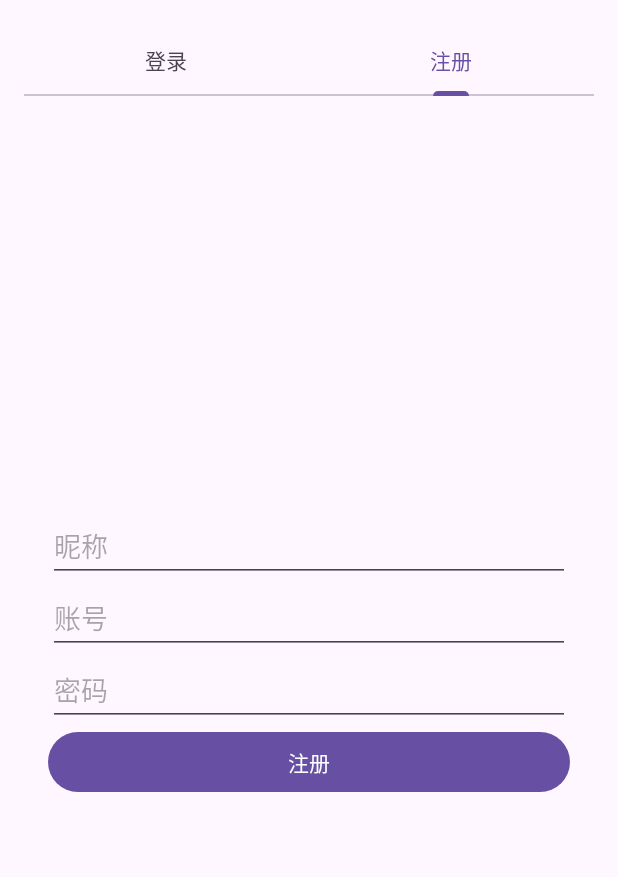
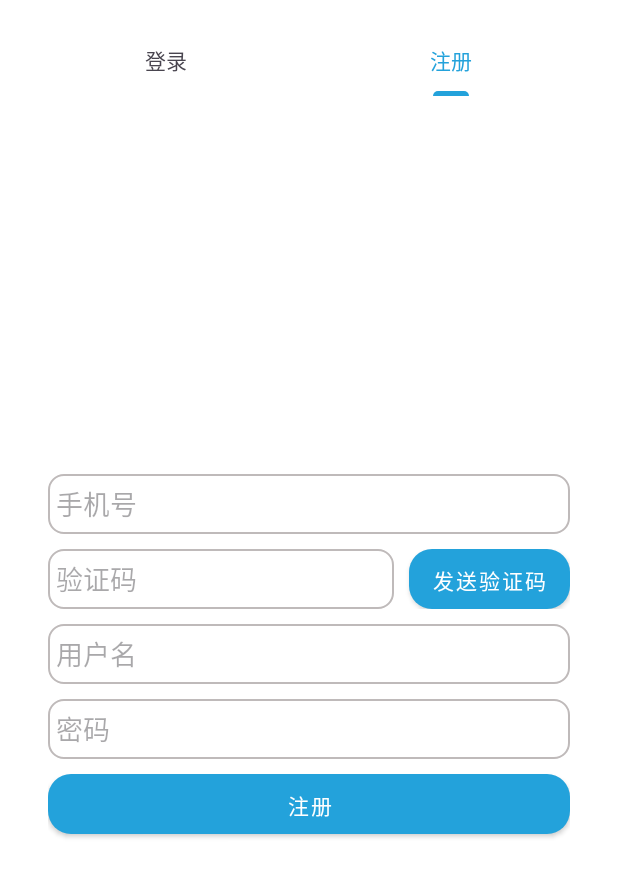
Before and after one commit to Wwanghan/Chat, an Android app: the LAR_mainActivity screen opened directly, with no data from a screen before it, tab 2 chosen, on a phone screen of 412 x 824 dp. Shown: the top 877 px of the screen. Run offline under Robolectric (Android 15) with nearby library versions, the phone set to English and light mode, and no system bars; libraries missing offline, so code that uses them is left out: cn.bmob.v3.

Commit message:
优化登陆注册页面

```diff
--- a/app/src/main/java/com/example/chat/personal_information.java
+++ b/app/src/main/java/com/example/chat/personal_information.java
@@ -82,7 +82,6 @@ public class personal_information extends AppCompatActivity {
                             SPDataUtils.storageInformation(getBaseContext() , "userName" , newName);
                             ((dataHub) getApplication()).setName(newName);
                             Toast.makeText(getBaseContext() , "名字修改成功" , Toast.LENGTH_SHORT).show();
-
                         }
                 );
             }
--- a/app/src/main/java/com/example/chat/registerFragment.java
+++ b/app/src/main/java/com/example/chat/registerFragment.java
@@ -1,6 +1,9 @@
 package com.example.chat;// RegisterFragment.java
 import android.os.Bundle;
 import androidx.fragment.app.Fragment;
+
+import android.os.CountDownTimer;
+import android.util.Log;
 import android.view.LayoutInflater;
 import android.view.View;
 import android.view.ViewGroup;
@@ -8,7 +11,13 @@ import android.widget.Button;
 import android.widget.EditText;
 import android.widget.Toast;
 
+import cn.bmob.v3.Bmob;
+import cn.bmob.v3.BmobSMS;
+
 public class registerFragment extends Fragment {
+
+    // 发送验证码的倒计时
+    private static final int COUNTDOWN_TIME = 60;
 
     @Override
     public View onCreateView(LayoutInflater inflater, ViewGroup container, Bundle savedInstanceState) {
@@ -17,7 +26,37 @@ public class registerFragment extends Fragment {
         EditText registerUserName = view.findViewById(R.id.registerUserName);
         EditText registerAccount = view.findViewById(R.id.registerAccount);
         EditText registerPassword = view.findViewById(R.id.registerPassword);
+        Button sendCodeButton = view.findViewById(R.id.sendCodeButton);
         Button registerButton = view.findViewById(R.id.registerButton);
+
+        // 如果用户已经设置了用户名，那么用户名框默认显示用户之前设置的，节省用户时间
+        if (!((dataHub) getActivity().getApplication()).getName().equals("userNull")){
+            registerUserName.setText(((dataHub) getActivity().getApplication()).getName());
+        }
+
+        sendCodeButton.setOnClickListener(new View.OnClickListener() {
+            @Override
+            public void onClick(View v) {
+                sendCodeButton.setEnabled(false);
+                sendCodeButton.setBackgroundResource(R.drawable.send_button_unenabled);
+                new CountDownTimer(COUNTDOWN_TIME * 1000 , 1000){
+                    int timeleft = COUNTDOWN_TIME;
+
+                    @Override
+                    public void onTick(long millisUntilFinished) {
+                        sendCodeButton.setText("发送中 " + timeleft + "s");
+                        timeleft -= 1;
+                    }
+
+                    @Override
+                    public void onFinish() {
+                        sendCodeButton.setEnabled(true);
+                        sendCodeButton.setBackgroundResource(R.drawable.send_button_style);
+                        sendCodeButton.setText("发送验证码");
+                    }
+                }.start();
+            }
+        });
 
         registerButton.setOnClickListener(v -> {
             // 注册逻辑
--- a/app/src/main/res/layout/activity_chat.xml
+++ b/app/src/main/res/layout/activity_chat.xml
@@ -10,7 +10,7 @@
     <LinearLayout
         android:layout_width="match_parent"
         android:layout_height="50dp"
-        android:background="@drawable/shape_gradient"
+        android:background="@color/white"
         android:orientation="horizontal">
 
         <ImageButton
@@ -18,6 +18,7 @@
             android:layout_width="40dp"
             android:layout_height="40dp"
             android:layout_marginTop="5dp"
+            android:background="@color/white"
             android:src="@mipmap/left_exit"
             />
 
@@ -49,12 +50,11 @@
             android:id="@+id/chatMore"
             android:layout_width="wrap_content"
             android:layout_height="wrap_content"
-            android:background="@drawable/shape_gradient"
+            android:background="@color/white"
             android:src="@mipmap/more"
             android:layout_marginRight="15dp"
             android:layout_gravity="center_vertical"
             />
-
 
     </LinearLayout>
 
--- a/app/src/main/res/layout/activity_lar_main.xml
+++ b/app/src/main/res/layout/activity_lar_main.xml
@@ -4,6 +4,7 @@
     android:layout_width="match_parent"
     android:layout_height="match_parent"
     android:orientation="vertical"
+    android:background="@color/white"
     android:padding="16dp">
 
     <!-- TabLayout 用于切换 登录/注册 -->
@@ -12,13 +13,18 @@
         android:layout_width="match_parent"
         android:layout_height="wrap_content"
         app:tabMode="fixed"
-        app:tabGravity="fill" />
+        app:tabGravity="fill"
+        app:tabSelectedTextColor="@color/blue"
+        app:tabIndicatorColor="@color/blue"
+        android:background="@color/white"
+        />
 
     <!-- ViewPager2 用于显示 登录/注册 Fragment -->
     <androidx.viewpager2.widget.ViewPager2
         android:id="@+id/viewPaper"
         android:layout_width="match_parent"
         android:layout_height="0dp"
+
         android:layout_weight="1" />
 
 </LinearLayout>
--- a/app/src/main/res/layout/fragment_chat.xml
+++ b/app/src/main/res/layout/fragment_chat.xml
@@ -4,6 +4,7 @@
     android:layout_width="match_parent"
     android:layout_height="match_parent"
     android:orientation="vertical"
+    android:background="@color/white"
     android:padding="30dp">
 
 <!--    暂时不做大的通信，先从小的内网通信做起
--- a/app/src/main/res/layout/fragment_register.xml
+++ b/app/src/main/res/layout/fragment_register.xml
@@ -4,30 +4,71 @@
     android:layout_height="match_parent"
     android:orientation="vertical"
     android:gravity="center"
+    android:background="@color/white"
     android:padding="16dp">
+<!--    手机号-->
+    <EditText
+        android:id="@+id/registerAccount"
+        android:layout_width="match_parent"
+        android:layout_height="40dp"
+        android:paddingLeft="5dp"
+        android:background="@drawable/input_style"
+        android:hint="手机号" />
 
+<!--    验证码+发送验证码-->
+    <LinearLayout
+        android:layout_width="match_parent"
+        android:layout_height="wrap_content"
+        android:orientation="horizontal"
+        android:layout_marginTop="10dp"
+        >
+        <EditText
+            android:layout_weight="1"
+            android:layout_width="wrap_content"
+            android:layout_height="40dp"
+            android:background="@drawable/input_style"
+            android:paddingLeft="5dp"
+            android:hint="验证码"
+            />
+
+        <Button
+            android:id="@+id/sendCodeButton"
+            android:layout_width="wrap_content"
+            android:layout_height="40dp"
+            android:layout_marginLeft="10dp"
+            style="@style/CustomButton"
+            android:background="@drawable/send_button_style"
+            android:text="发送验证码"/>
+    </LinearLayout>
+
+<!--    用户名-->
     <EditText
         android:id="@+id/registerUserName"
         android:layout_width="match_parent"
-        android:layout_height="wrap_content"
-        android:hint="昵称" />
+        android:layout_height="40dp"
+        android:background="@drawable/input_style"
+        android:layout_marginTop="10dp"
+        android:paddingLeft="5dp"
+        android:hint="用户名" />
 
-    <EditText
-        android:id="@+id/registerAccount"
-        android:layout_width="match_parent"
-        android:layout_height="wrap_content"
-        android:hint="账号" />
-
+<!--    密码-->
     <EditText
         android:id="@+id/registerPassword"
         android:layout_width="match_parent"
-        android:layout_height="wrap_content"
+        android:layout_height="40dp"
+        android:background="@drawable/input_style"
+        android:paddingLeft="5dp"
+        android:layout_marginTop="10dp"
         android:hint="密码"
         android:inputType="textPassword" />
 
+<!--    注册按钮-->
     <Button
         android:id="@+id/registerButton"
         android:layout_width="match_parent"
-        android:layout_height="wrap_content"
+        android:layout_height="40dp"
+        android:layout_marginTop="10dp"
+        style="@style/CustomButton"
+        android:background="@drawable/send_button_style"
         android:text="注册" />
 </LinearLayout>
--- a/app/src/main/res/values/themes.xml
+++ b/app/src/main/res/values/themes.xml
@@ -1,7 +1,7 @@
 <resources xmlns:tools="http://schemas.android.com/tools">
     <!-- Base application theme. -->
     <style name="Base.Theme.Chat" parent="Theme.Material3.DayNight.NoActionBar">
-        <item name="colorPrimaryDark">@color/pink_gradient</item>
+        <item name="colorPrimaryDark">@color/gray</item>
         <!-- Customize your light theme here. -->
         <!-- <item name="colorPrimary">@color/my_light_primary</item> -->
     </style>
```
Also changed, not shown: app/build.gradle.kts (+11 -0 lines), app/src/main/res/layout/fragment_login.xml (+14 -4 lines).
